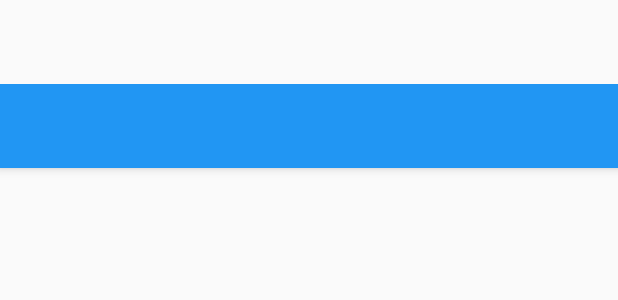
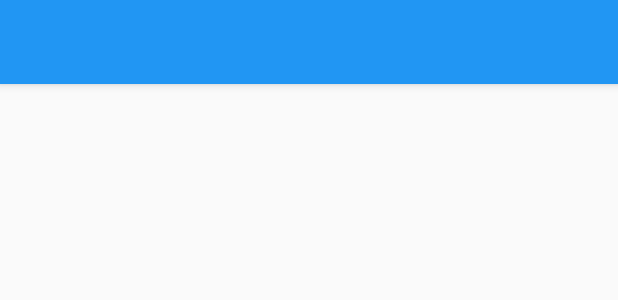
Before and after one commit to sin-raben/trade, an Android app: the layout activity_main.xml on its own in the app's theme, with its tools: preview values and no code run, on a phone screen of 412 x 824 dp. Shown: the top 300 px of the screen. Run offline under Robolectric (Android 15) with nearby library versions, the phone set to English and light mode, and no system bars.

Commit message:
commit 14

```diff
--- a/app/build.gradle
+++ b/app/build.gradle
@@ -30,7 +30,7 @@ dependencies {
     compile('com.mikepenz:fastadapter:1.7.0@aar') {
         transitive = true
     }
-    compile('com.mikepenz:materialdrawer:5.4.0@aar') {
+    compile('com.mikepenz:materialdrawer:5.5.0@aar') {
         transitive = true
     }
     compile 'com.android.support:appcompat-v7:24.2.0'
--- a/app/src/main/AndroidManifest.xml
+++ b/app/src/main/AndroidManifest.xml
@@ -2,6 +2,7 @@
 <manifest xmlns:android="http://schemas.android.com/apk/res/android"
     package="pro.gofman.trade">
 
+    <uses-permission android:name="android.permission.READ_PHONE_STATE"/>
     <uses-permission android:name="android.permission.ACCESS_COARSE_LOCATION" />
     <uses-permission android:name="android.permission.ACCESS_FINE_LOCATION" />
     <uses-permission android:name="android.permission.INTERNET" />
@@ -16,7 +17,7 @@
         <activity
             android:name=".MainActivity"
             android:label="@string/app_name"
-            android:theme="@style/AppTheme.NoActionBar">
+            android:theme="@style/MaterialDrawerTheme.Light.DarkToolbar">
             <intent-filter>
                 <action android:name="android.intent.action.MAIN" />
 
--- a/app/src/main/java/pro/gofman/trade/DB.java
+++ b/app/src/main/java/pro/gofman/trade/DB.java
@@ -29,9 +29,8 @@ public class DB {
     private dbHelper mHelper;
     private SQLiteDatabase mDatabase;
 
-    protected static final int OPTION_CONNECTION = 11;
-    protected static final int OPTION_AUTH = 1;
-
+    protected static final int OPTION_CONNECTION = 1;
+    protected static final int OPTION_AUTH = 2;
     protected static final int OPTION_COORD = 3;
 
 
--- a/app/src/main/res/layout/activity_main.xml
+++ b/app/src/main/res/layout/activity_main.xml
@@ -5,14 +5,8 @@
     xmlns:tools="http://schemas.android.com/tools"
     android:layout_width="match_parent"
     android:layout_height="match_parent"
-    android:fitsSystemWindows="true"
+    android:fitsSystemWindows="false"
     tools:context=".MainActivity">
-
-    <LinearLayout
-        android:layout_width="match_parent"
-        android:layout_height="match_parent"
-        android:orientation="vertical">
-
         <android.support.design.widget.AppBarLayout
             android:layout_width="match_parent"
             android:layout_height="wrap_content"
@@ -32,7 +26,8 @@
             xmlns:android="http://schemas.android.com/apk/res/android"
             xmlns:tools="http://schemas.android.com/tools"
             android:layout_width="match_parent"
-            android:layout_height="match_parent">
+            android:layout_height="match_parent"
+            android:paddingTop="?attr/actionBarSize">
 
 
             <FrameLayout
@@ -41,6 +36,5 @@
                 android:id="@+id/fragment">
             </FrameLayout>
         </FrameLayout>
-    </LinearLayout>
 
 </android.support.design.widget.CoordinatorLayout>
--- a/app/src/main/res/layout/fragment_items.xml
+++ b/app/src/main/res/layout/fragment_items.xml
@@ -2,14 +2,12 @@
 <LinearLayout xmlns:android="http://schemas.android.com/apk/res/android"
     android:layout_width="match_parent"
     android:layout_height="match_parent"
-    android:orientation="vertical"
-    >
+    android:orientation="vertical">
 
     <android.support.v7.widget.RecyclerView
         android:layout_width="match_parent"
         android:layout_height="match_parent"
-        android:id="@+id/recycler_view"
-        >
+        android:id="@+id/recycler_view">
 
     </android.support.v7.widget.RecyclerView>
 </LinearLayout>
--- a/app/src/main/res/values/styles.xml
+++ b/app/src/main/res/values/styles.xml
@@ -1,5 +1,5 @@
 <resources>
-    <style name="AppTheme" parent="Theme.AppCompat.Light">
+    <style name="AppTheme" parent="Theme.AppCompat.Light.DarkActionBar">
         <!-- ...and here we setting appcompat’s color theming attrs -->
         <item name="colorPrimary">@color/material_drawer_primary</item>
         <item name="colorPrimaryDark">@color/material_drawer_primary_dark</item>
```
Also changed, not shown: app/src/main/java/pro/gofman/trade/MainActivity.java (+32 -4 lines), app/src/main/res/raw/database.json (+6 -1 lines).
